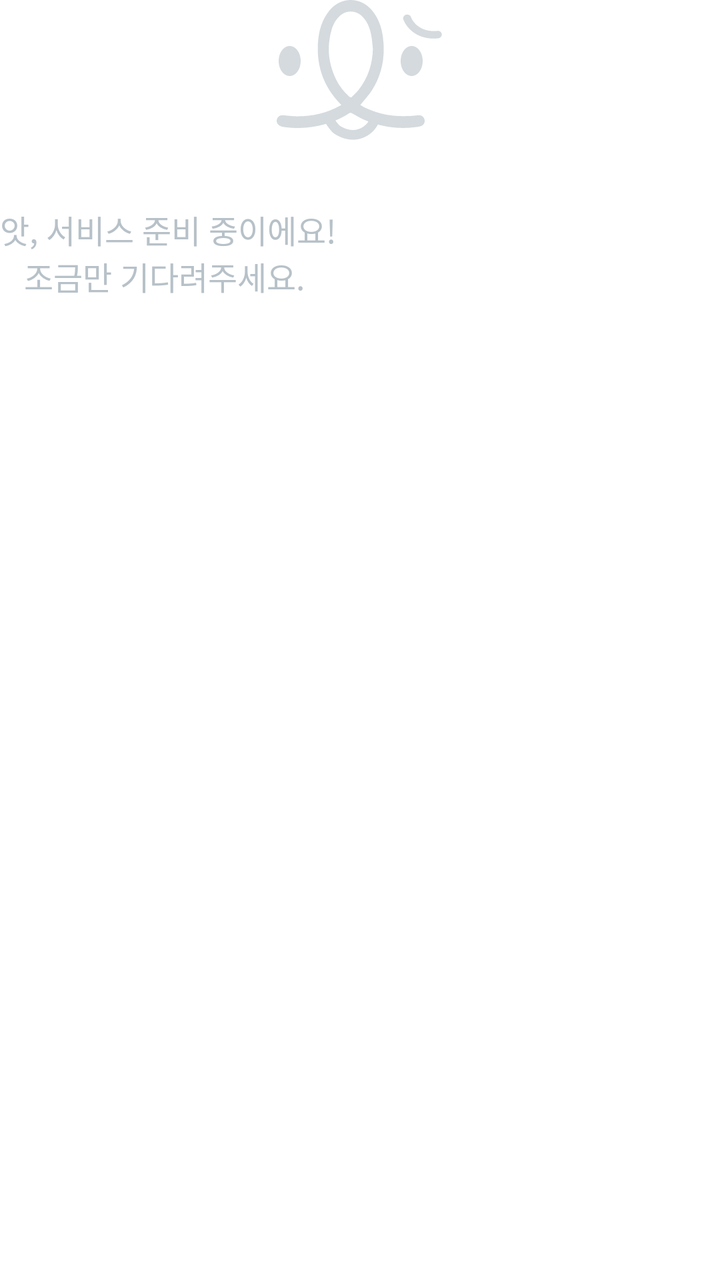
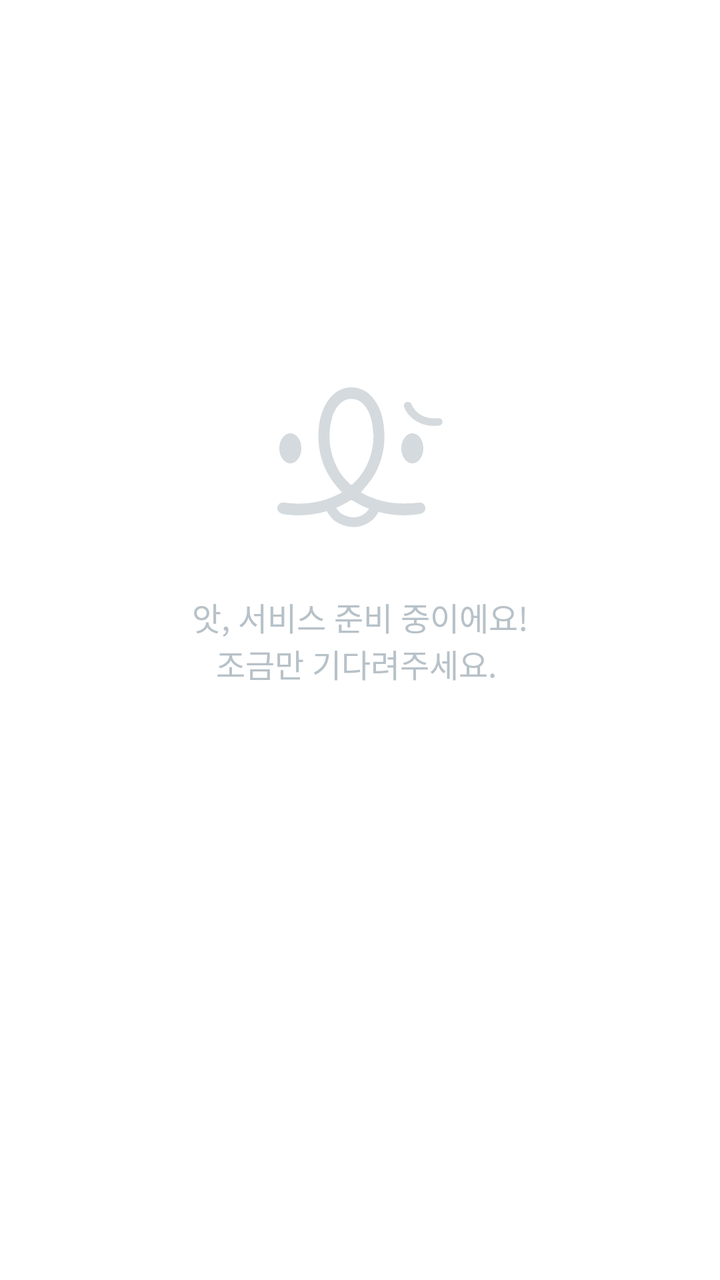

The first picture is an Android layout as it rendered before a commit; the second is the same layout after the commit. The layout source and the unified diff follow.
<!-- AndroidManifest.xml: another module's application theme Theme.JMT -->
<!-- res/layout/not_yet_layout.xml -->
<?xml version="1.0" encoding="utf-8"?>
<androidx.appcompat.widget.LinearLayoutCompat xmlns:android="http://schemas.android.com/apk/res/android"
    android:layout_width="wrap_content"
    android:layout_height="wrap_content"
    android:layout_gravity="center"
    android:orientation="vertical">

    <ImageView
        android:layout_width="wrap_content"
        android:layout_height="wrap_content"
        android:layout_gravity="center_horizontal"
        android:src="@drawable/jmt_character"
        android:contentDescription="@string/jmt_character_image"/>

    <Space
        android:layout_width="match_parent"
        android:layout_height="32dp" />

    <TextView
        android:layout_width="wrap_content"
        android:layout_height="wrap_content"
        android:text="@string/service_not_yet"
        android:textAppearance="@style/text_large_bold"
        android:textColor="@color/grey300" />
</androidx.appcompat.widget.LinearLayoutCompat>
<!-- resources referenced by this layout -->
<resources>
  <color name="grey300">#B7C1C8</color>
  <!-- drawable jmt_character: vector/xml drawable (drawable, 3388 chars, omitted) -->
  <string name="jmt_character_image">존마탱 캐릭터 이미지</string>
  <string name="service_not_yet">앗, 서비스 준비 중이에요!\n   조금만 기다려주세요.</string>
  <style name="text_large_bold" parent="pretendard_bold">
          <item name="android:textSize">16sp</item>
      </style>
  <style name="Theme.JMT" parent="Theme.MaterialComponents.DayNight.NoActionBar">
          
          <item name="colorPrimary">@color/main500</item>
          <item name="colorPrimaryVariant">@color/main700</item>
          <item name="colorOnPrimary">@color/white</item>
          
          <item name="colorSecondary">@color/teal_200</item>
          <item name="colorSecondaryVariant">@color/teal_700</item>
          <item name="colorOnSecondary">@color/black</item>
          
          <item name="android:statusBarColor">@color/alpha_60_white</item>
          <item name="android:windowLightStatusBar">true</item>
          
  
      </style>
  <style name="pretendard_bold" parent="TextAppearance.AppCompat">
          <item name="android:fontFamily">@font/pretendard_bold</item>
      </style>
  <color name="main500">#FF531A</color>
  <color name="main700">#B22D00</color>
  <color name="white">#FFFFFFFF</color>
  <color name="teal_200">#FF03DAC5</color>
  <color name="teal_700">#FF018786</color>
  <color name="black">#FF000000</color>
  <color name="alpha_60_white">#99FFFFFF</color>
</resources>

<!-- the commit's change to res/layout/not_yet_layout.xml (unified diff, before → after) -->
@@ -1,7 +1,8 @@
 <?xml version="1.0" encoding="utf-8"?>
-<androidx.appcompat.widget.LinearLayoutCompat xmlns:android="http://schemas.android.com/apk/res/android"
-    android:layout_width="wrap_content"
-    android:layout_height="wrap_content"
+<androidx.constraintlayout.widget.ConstraintLayout xmlns:android="http://schemas.android.com/apk/res/android"
+    android:layout_width="match_parent"
+    android:layout_height="match_parent"
+    xmlns:app="http://schemas.android.com/apk/res-auto"
     android:layout_gravity="center"
     android:orientation="vertical">
 
@@ -10,16 +11,21 @@
         android:layout_height="wrap_content"
         android:layout_gravity="center_horizontal"
         android:src="@drawable/jmt_character"
+        android:layout_marginBottom="32dp"
+        app:layout_constraintBottom_toTopOf="@+id/not_yet_text"
+        app:layout_constraintStart_toStartOf="parent"
+        app:layout_constraintEnd_toEndOf="parent"
         android:contentDescription="@string/jmt_character_image"/>
 
-    <Space
-        android:layout_width="match_parent"
-        android:layout_height="32dp" />
-
     <TextView
+        android:id="@+id/not_yet_text"
         android:layout_width="wrap_content"
         android:layout_height="wrap_content"
         android:text="@string/service_not_yet"
         android:textAppearance="@style/text_large_bold"
-        android:textColor="@color/grey300" />
-</androidx.appcompat.widget.LinearLayoutCompat>
+        android:textColor="@color/grey300"
+        app:layout_constraintTop_toTopOf="parent"
+        app:layout_constraintEnd_toEndOf="parent"
+        app:layout_constraintBottom_toBottomOf="parent"
+        app:layout_constraintStart_toStartOf="parent"/>
+</androidx.constraintlayout.widget.ConstraintLayout>
